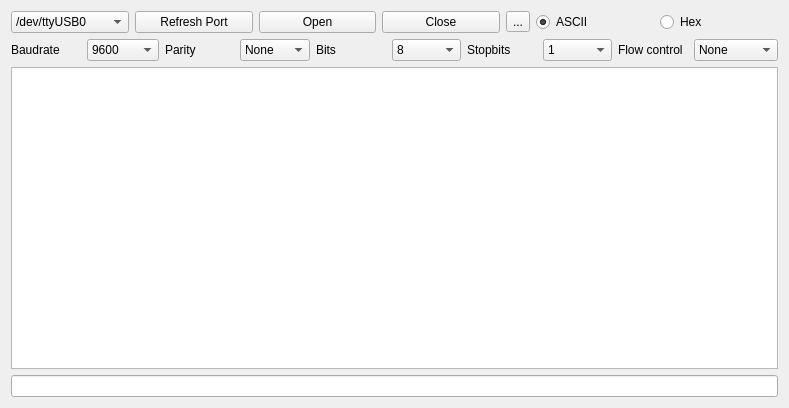
Qt form serialtool.ui (yageek/QTSerial) before a commit.
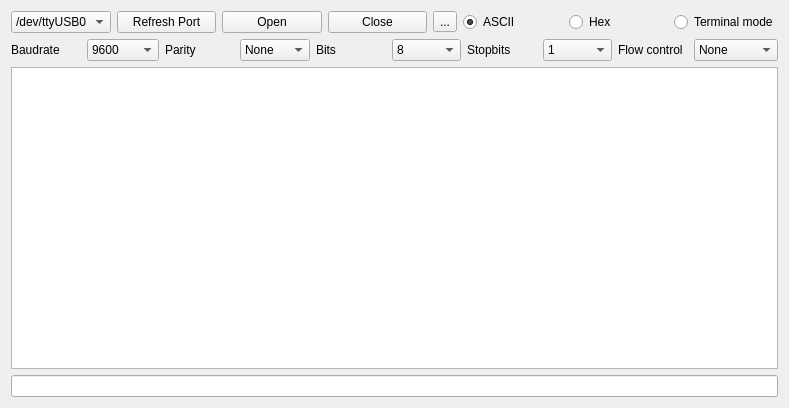
The same form after that commit. Icons and pictures are not drawn.

Commit message: Add the serial analiser class to detect the common ascii special characters as backspace etc

Diff of the .ui file:
```diff
--- a/serialtool.ui
+++ b/serialtool.ui
@@ -84,6 +84,13 @@
        </property>
       </widget>
      </item>
+     <item>
+      <widget class="QRadioButton" name="terminalmodeRadio">
+       <property name="text">
+        <string>Terminal mode</string>
+       </property>
+      </widget>
+     </item>
     </layout>
    </item>
    <item>
```
The commit also changes 5 other files.
